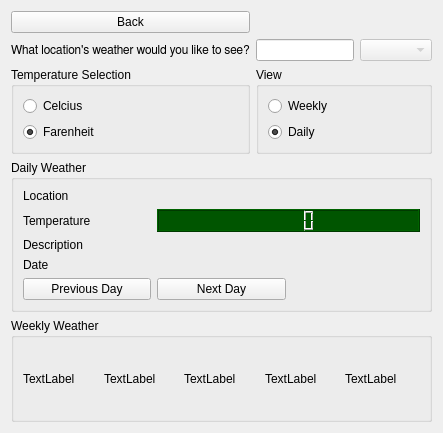
This is weatherwindow.ui in steven938/Raspi-Widget as Qt 5 draws it before an edit. The edited form follows.
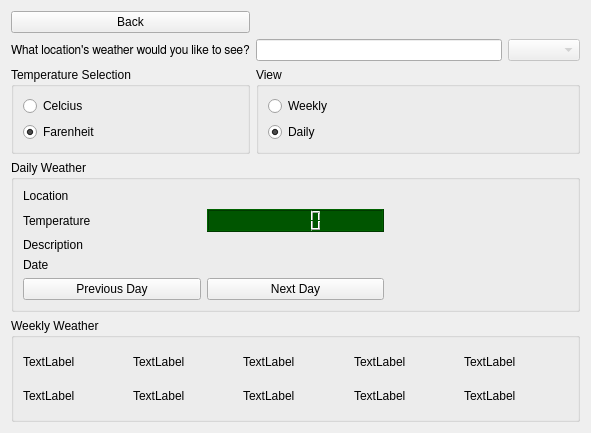
This is the edited form.

Commit message: Date documentation and consting

```diff
--- a/weatherwindow.ui
+++ b/weatherwindow.ui
@@ -6,7 +6,7 @@
    <rect>
     <x>0</x>
     <y>0</y>
-    <width>443</width>
+    <width>591</width>
     <height>433</height>
    </rect>
   </property>
@@ -145,6 +145,41 @@
         </property>
        </widget>
       </item>
+      <item row="3" column="0">
+       <widget class="QLabel" name="date_1">
+        <property name="text">
+         <string>TextLabel</string>
+        </property>
+       </widget>
+      </item>
+      <item row="3" column="1">
+       <widget class="QLabel" name="date_2">
+        <property name="text">
+         <string>TextLabel</string>
+        </property>
+       </widget>
+      </item>
+      <item row="3" column="2">
+       <widget class="QLabel" name="date_3">
+        <property name="text">
+         <string>TextLabel</string>
+        </property>
+       </widget>
+      </item>
+      <item row="3" column="3">
+       <widget class="QLabel" name="date_4">
+        <property name="text">
+         <string>TextLabel</string>
+        </property>
+       </widget>
+      </item>
+      <item row="3" column="4">
+       <widget class="QLabel" name="date_5">
+        <property name="text">
+         <string>TextLabel</string>
+        </property>
+       </widget>
+      </item>
      </layout>
     </widget>
    </item>
@@ -182,13 +217,6 @@
         </property>
        </widget>
       </item>
-      <item row="0" column="1" colspan="2">
-       <widget class="QLabel" name="locationLabel">
-        <property name="text">
-         <string/>
-        </property>
-       </widget>
-      </item>
       <item row="5" column="0">
        <widget class="QPushButton" name="prevButton">
         <property name="text">
@@ -199,7 +227,21 @@
         </property>
        </widget>
       </item>
-      <item row="2" column="1" colspan="2">
+      <item row="3" column="1" colspan="2">
+       <widget class="QLabel" name="descLabel">
+        <property name="text">
+         <string/>
+        </property>
+       </widget>
+      </item>
+      <item row="5" column="1">
+       <widget class="QPushButton" name="nextButton">
+        <property name="text">
+         <string>Next Day</string>
+        </property>
+       </widget>
+      </item>
+      <item row="2" column="1">
        <widget class="QLCDNumber" name="temp">
         <property name="enabled">
          <bool>true</bool>
@@ -215,27 +257,20 @@
         </property>
        </widget>
       </item>
-      <item row="4" column="1" colspan="2">
+      <item row="4" column="1">
        <widget class="QLabel" name="dateLabel">
         <property name="text">
          <string/>
         </property>
        </widget>
       </item>
-      <item row="3" column="1" colspan="2">
-       <widget class="QLabel" name="descLabel">
+      <item row="0" column="1">
+       <widget class="QLabel" name="locationLabel">
         <property name="text">
          <string/>
         </property>
        </widget>
       </item>
-      <item row="5" column="1">
-       <widget class="QPushButton" name="nextButton">
-        <property name="text">
-         <string>Next Day</string>
-        </property>
-       </widget>
-      </item>
      </layout>
     </widget>
    </item>
```
The commit also changes 147 other files.
